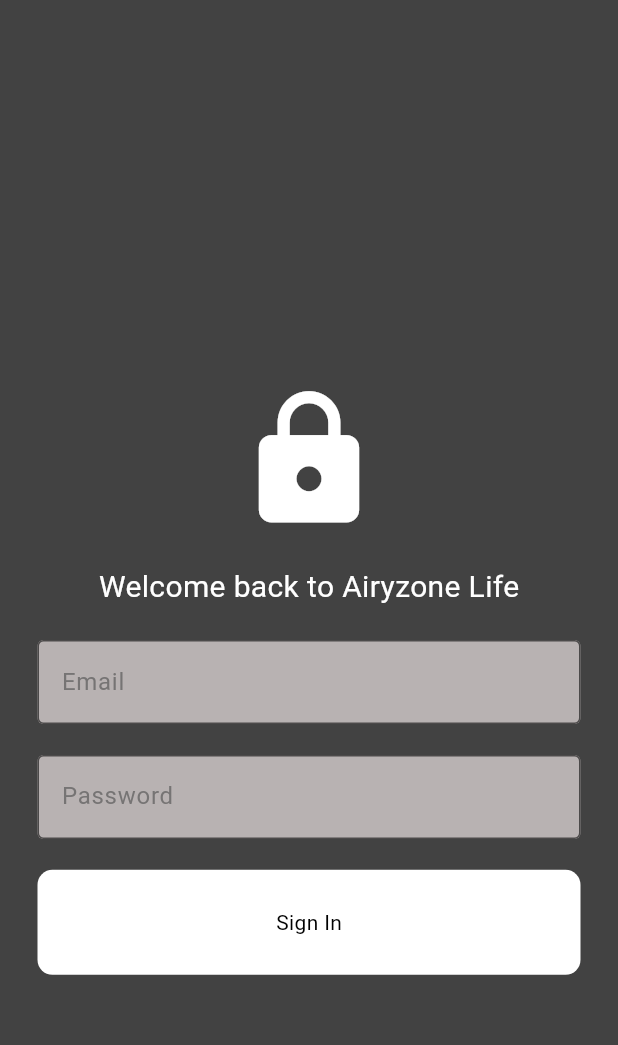
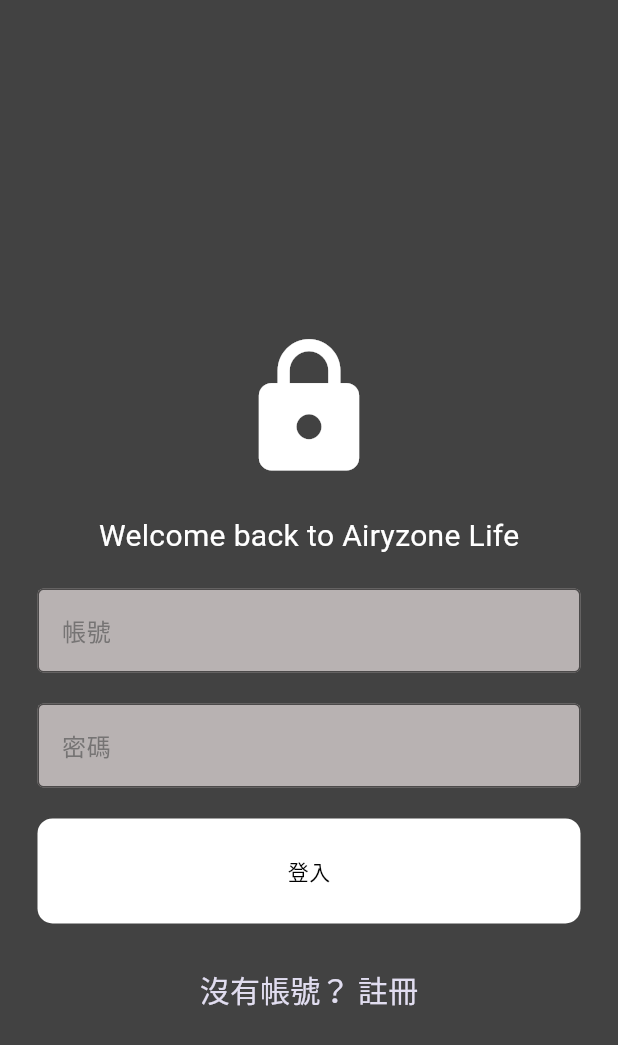
Before and after one commit to gift-1215/life, a Flutter app: the SignInPage screen opened directly, on a phone screen of 412 x 824 dp. Shown: the top 1045 px of the screen. Run offline on Flutter 3.47's test engine with Material 3 defaults, Android fonts, the phone set to English and light mode, and no system bars; our stand-ins replace firebase_auth, firebase_core, get; accounts and stored records are empty; network calls fail.

Commit message:
sign up done

```diff
--- a/lib/sign_page.dart
+++ b/lib/SignIn/sign_page.dart
@@ -2,11 +2,11 @@ import 'package:flutter/material.dart';
 import 'package:firebase_auth/firebase_auth.dart';
 import 'package:firebase_core/firebase_core.dart';
 import 'package:flutter/widgets.dart';
-import 'firebase_options.dart';
-import 'components/text_field.dart';
-import 'components/my_button.dart';
+import '../firebase_options.dart';
+import '../components/text_field.dart';
+import '../components/my_button.dart';
 import 'package:get/get.dart';
-
+import 'register_page.dart';
 
 class SignInPage extends StatefulWidget {
   const SignInPage({super.key});
@@ -34,15 +34,15 @@ class _SignInPageState extends State<SignInPage> {
   }
 
   void showErrorMessage() {
-    Get.dialog( Dialog(
+    Get.dialog(Dialog(
       backgroundColor: Colors.black,
-      child: SizedBox(height: MediaQuery.of(context).size.width * 0.2,
+      child: SizedBox(
+          height: MediaQuery.of(context).size.width * 0.2,
           child: const Center(
-
               child: Text(
-        'Invalid Email or Password',
-        style: TextStyle(fontSize: 20, color: Colors.white),
-      ))),
+            'Invalid Email or Password',
+            style: TextStyle(fontSize: 20, color: Colors.white),
+          ))),
     ));
   }
 
@@ -75,19 +75,36 @@ class _SignInPageState extends State<SignInPage> {
                 ),
                 MyTextField(
                     controller: emailController,
-                    hintText: "Email",
+                    hintText: "帳號",
                     obscureText: false),
                 SizedBox(
                   height: MediaQuery.of(context).size.width * 0.05,
                 ),
                 MyTextField(
                     controller: passwordController,
-                    hintText: "Password",
+                    hintText: "密碼",
                     obscureText: true),
                 SizedBox(
                   height: MediaQuery.of(context).size.width * 0.05,
                 ),
-                MyButton(onTap: signUserIn),
+                MyButton(onTap: signUserIn,text: '登入',),
+                SizedBox(
+                  height: MediaQuery.of(context).size.width * 0.05,
+                ),
+                TextButton(
+                    onPressed: (){
+                      Get.off(RegisterPage());
+                    },
+                    style: ButtonStyle(
+                      overlayColor:
+                          MaterialStateProperty.all(Colors.transparent),
+                    ),
+                    child: Text(
+                      '沒有帳號？ 註冊',
+                      style: TextStyle(
+                          fontSize: 20,
+                          color: Color.fromARGB(255, 225, 221, 240)),
+                    )),
               ],
             ),
           ),
--- a/lib/components/my_button.dart
+++ b/lib/components/my_button.dart
@@ -3,8 +3,9 @@ import 'package:flutter/widgets.dart';
 
 class MyButton extends StatelessWidget {
   final Function()? onTap;
+  final String text;
 
-  const MyButton({super.key, required this.onTap});
+  const MyButton({super.key, required this.onTap, required this.text});
 
   @override
   Widget build(BuildContext context) {
@@ -17,9 +18,9 @@ class MyButton extends StatelessWidget {
           color: Colors.white,
           borderRadius: BorderRadius.circular(10),
         ),
-        child: const Center(
+        child:  Center(
           child: Text(
-            "Sign In",
+            text,
             style: TextStyle(color: Colors.black),
           ),
         ),
--- a/lib/main.dart
+++ b/lib/main.dart
@@ -4,7 +4,7 @@ import 'package:flutter/material.dart';
 import 'package:get/get.dart';
 import 'package:life/firebase_options.dart';
 
-import 'welcome_page.dart';
+import 'SignIn/welcome_page.dart';
 
 void main() async {
   WidgetsFlutterBinding.ensureInitialized();
```
Also changed, not shown: lib/SignIn/landing_page.dart (renamed from lib/landing_page.dart, +4 -5 lines), lib/SignIn/register_page.dart (added, +126 -0 lines), lib/SignIn/auth_page.dart (renamed from lib/auth_page.dart), lib/SignIn/welcome_page.dart (renamed from lib/welcome_page.dart).
